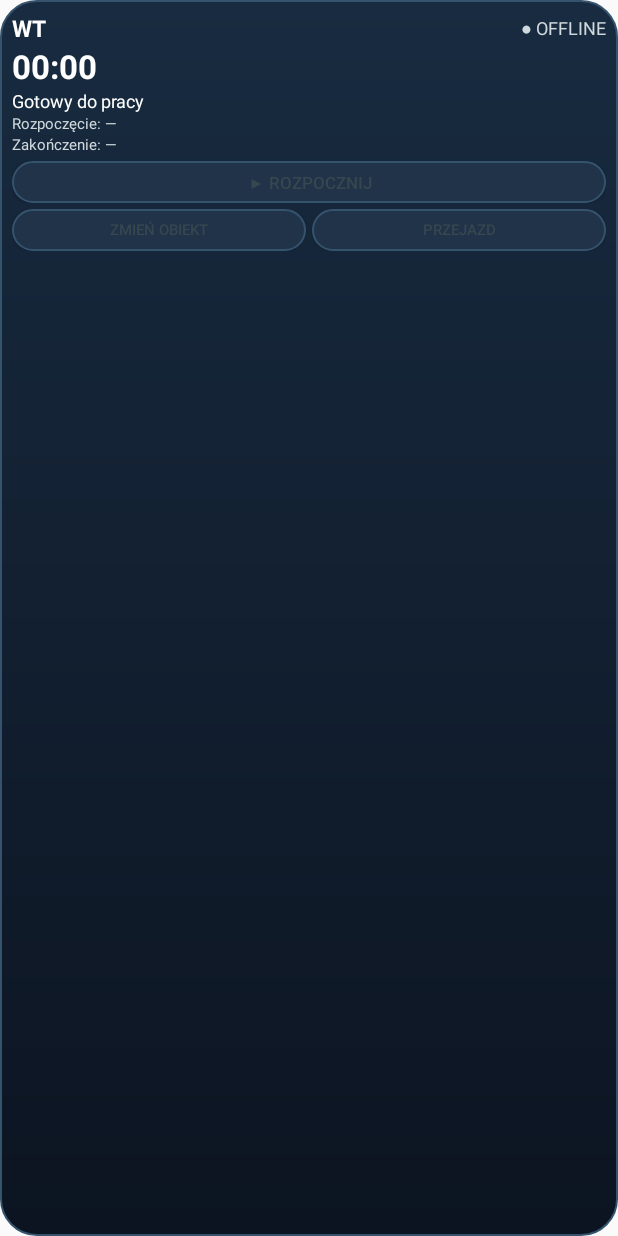
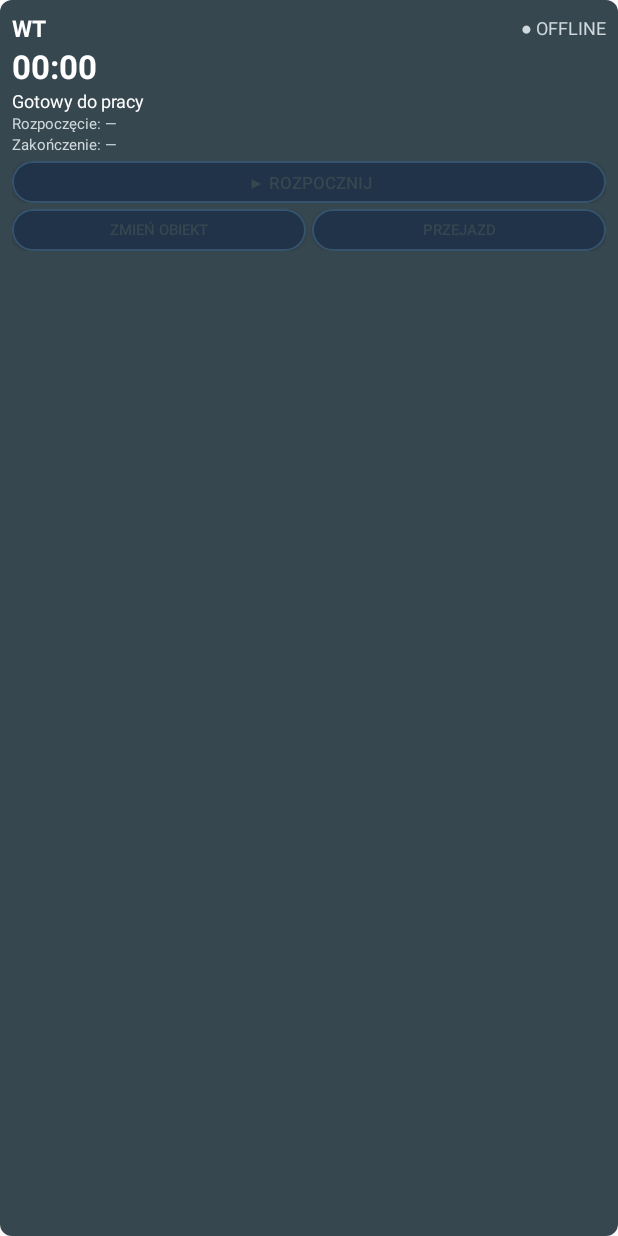
Before and after one commit to YakobchukOleg/R3-Gate, an Android app: the layout widget.xml on its own in the app's theme, with its tools: preview values and no code run, on a phone screen of 412 x 824 dp. Run offline under Robolectric (Android 15) with nearby library versions, the light colour scheme and no system bars.

Commit message:
Use WT slate, gray and coral surfaces: widget_bg [skip ci]

```diff
--- a/app/src/main/res/drawable/widget_bg.xml
+++ b/app/src/main/res/drawable/widget_bg.xml
@@ -1 +1 @@
-<?xml version="1.0" encoding="utf-8"?><shape xmlns:android="http://schemas.android.com/apk/res/android"><gradient android:startColor="#182B40" android:endColor="#0C1421" android:angle="270"/><stroke android:width="1dp" android:color="#36536D"/><corners android:radius="24dp"/></shape>
+<?xml version="1.0" encoding="utf-8"?><shape xmlns:android="http://schemas.android.com/apk/res/android"><solid android:color="#37474F"/><corners android:radius="8dp"/></shape>
```
